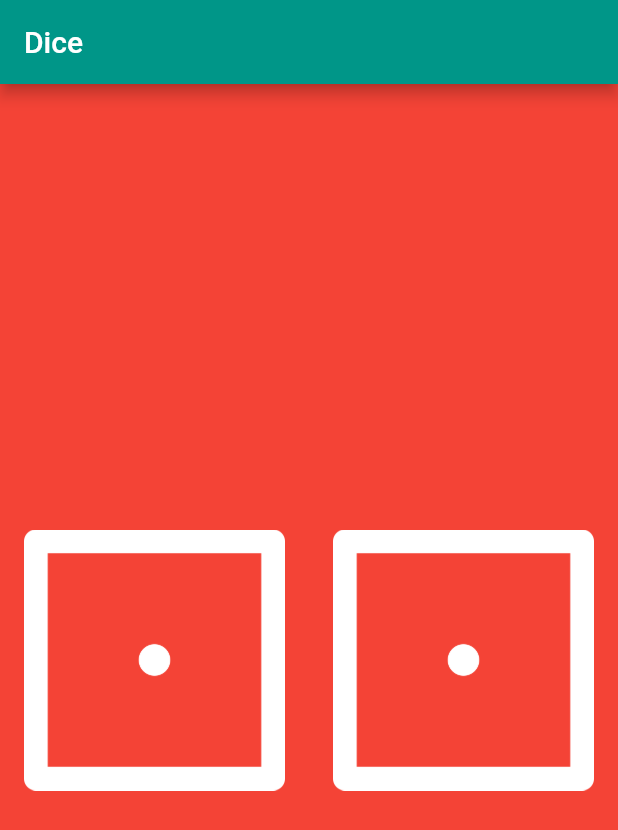
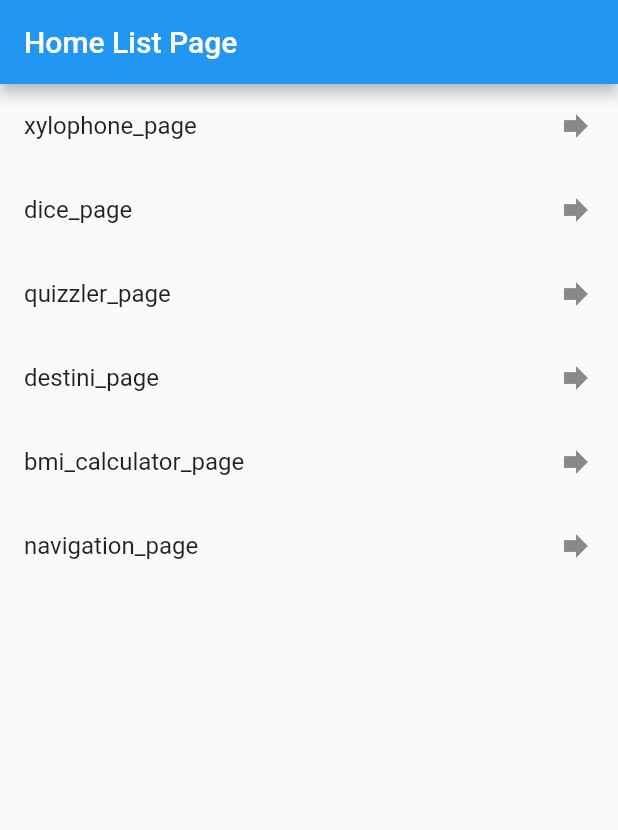
Before and after one commit to show111-zz/udemy_flutter_bootcamp, a Flutter app: the screen it shows after launch, on a phone screen of 412 x 824 dp. Shown: the top 830 px of the screen. Run offline on Flutter 3.47's test engine with Material 2 defaults, Android fonts, the light colour scheme and no system bars; our stand-ins replace audioplayers, font_awesome_flutter, rflutter_alert.

Commit message:
readjusted the whole ui and finished bmi

```diff
--- /dev/null
+++ b/lib/calculator/calculator_brain.dart
@@ -0,0 +1,36 @@
+import 'dart:math';
+
+class CalculatorBrain {
+  CalculatorBrain({this.height, this.weight});
+
+  final int height;
+  final int weight;
+
+  double _bmi;
+
+  String calculateBMI() {
+     _bmi = weight / pow(height / 100, 2);
+    return _bmi.toStringAsFixed(1);
+  }
+
+  String getResult(){
+     if(_bmi >= 25){
+        return 'Overweight';
+     }else if(_bmi > 18.5){
+        return 'Normal';
+     }else{
+        return 'Underweight';
+     }
+  }
+
+  String getInterpretation(){
+    if(_bmi >= 25){
+      return 'You have a higher than normal body weight. Try to exercise more.';
+    }else if(_bmi > 18.5){
+      return 'You have a normal body weight. Good job.';
+    }else{
+      return 'You have a lower than normal body weight. You can eat a bit more.';
+    }
+  }
+
+}
--- a/lib/calculator/icon_content.dart
+++ b/lib/calculator/components/icon_content.dart
@@ -1,5 +1,5 @@
 import 'package:flutter/material.dart';
-import 'constants.dart';
+import '../constants.dart';
 
 
 class IconContent extends StatelessWidget {
--- a/lib/calculator/bmi_calculator.dart
+++ b/lib/calculator/screens/bmi_calculator.dart
@@ -1,9 +1,5 @@
 import 'package:flutter/material.dart';
-
 import 'input_page.dart';
-
-
-void main() => runApp(BMICalculator());
 
 class BMICalculator extends StatelessWidget {
   @override
--- a/lib/destini/main.dart
+++ b/lib/destini/destini_page.dart
@@ -2,9 +2,7 @@
 
 //TODO: Step 15 - Run the app and see if you can see the screen update with the first story. Delete this TODO if it looks as you expected.
 
-void main() => runApp(Destini());
-
-class Destini extends StatelessWidget {
+class DestiniPage extends StatelessWidget {
   Widget build(BuildContext context) {
     return MaterialApp(
       theme: ThemeData.dark(),
--- a/lib/ball_page.dart
+++ b/lib/dice/ball_page.dart
@@ -1,11 +1,5 @@
 import 'dart:math';
 import 'package:flutter/material.dart';
-
-void main() => runApp(
-      MaterialApp(
-        home: BallPage(),
-      ),
-    );
 
 class BallPage extends StatelessWidget {
   @override
--- /dev/null
+++ b/lib/home.dart
@@ -0,0 +1,46 @@
+import 'package:flutter/material.dart';
+import 'package:udemy_flutter_bootcamp/xylophone/XylophoneApp.dart';
+import 'package:udemy_flutter_bootcamp/dice/dice_page.dart';
+import 'package:udemy_flutter_bootcamp/quizzler/Quizzler.dart';
+import 'calculator/screens/bmi_calculator.dart';
+import 'destini/destini_page.dart';
+import 'navigation/navigation_page.dart';
+
+void main() => runApp(HomePage());
+
+class HomePage extends StatelessWidget {
+  @override
+  Widget build(BuildContext context) {
+    return MaterialApp(
+      title: 'home list page',
+      routes: {
+        '/xylophone_page': (context) => XylophoneApp(),
+        '/dice_page': (context) => DicePage(),
+        '/quizzler_page': (context) => Quizzler(),
+        '/destini_page': (context) => DestiniPage(),
+        '/bmi_calculator_page': (context) => BMICalculator(),
+        '/navigation_page': (context) => NavigationPage(),
+      },
+      home: HomeListPage(),
+    );
+  }
+}
+
+class HomeListPage extends StatelessWidget {
+  @override
+  Widget build(BuildContext context) {
+    return Scaffold(
+      appBar: AppBar(title: Text('Home List Page'),),
+      body: ListView(
+        children: <Widget>[
+          ListTile(title: Text('xylophone_page'),trailing: Icon(Icons.forward), onTap: (){ Navigator.pushNamed(context, '/xylophone_page'); },),
+          ListTile(title: Text('dice_page'),trailing: Icon(Icons.forward), onTap: (){ Navigator.pushNamed(context, '/dice_page'); },),
+          ListTile(title: Text('quizzler_page'),trailing: Icon(Icons.forward), onTap: (){ Navigator.pushNamed(context, '/quizzler_page'); },),
+          ListTile(title: Text('destini_page'),trailing: Icon(Icons.forward), onTap: (){ Navigator.pushNamed(context, '/destini_page'); },),
+          ListTile(title: Text('bmi_calculator_page'),trailing: Icon(Icons.forward), onTap: (){ Navigator.pushNamed(context, '/bmi_calculator_page'); },),
+          ListTile(title: Text('navigation_page'),trailing: Icon(Icons.forward), onTap: (){ Navigator.pushNamed(context, '/navigation_page'); },),
+        ],
+      ),
+    );
+  }
+}
--- a/lib/quizzler/Quizzler.dart
+++ b/lib/quizzler/Quizzler.dart
@@ -1,8 +1,6 @@
 import 'package:flutter/material.dart';
 import 'package:udemy_flutter_bootcamp/quizzler/QuizBrain.dart';
 import 'package:rflutter_alert/rflutter_alert.dart';
-
-void main() => runApp(Quizzler());
 
 class Quizzler extends StatelessWidget {
   @override
--- a/lib/XylophoneApp.dart
+++ b/lib/xylophone/XylophoneApp.dart
@@ -1,7 +1,5 @@
 import 'package:flutter/material.dart';
 import 'package:audioplayers/audio_cache.dart';
-
-void main() => runApp(XylophoneApp());
 
 class XylophoneApp extends StatelessWidget {
 
```
Also changed, not shown: lib/calculator/components/bottom_button.dart (added, +25 -0 lines), lib/calculator/components/round_icon_button.dart (added, +26 -0 lines), lib/calculator/constants.dart (+10 -0 lines), lib/calculator/screens/input_page.dart (renamed from lib/calculator/input_page.dart, +19 -40 lines), lib/calculator/screens/results_page.dart (added, +60 -0 lines), lib/dice/dice_page.dart (renamed from lib/main.dart, +0 -13 lines), lib/navigation/navigation_page.dart (added, +19 -0 lines), lib/navigation/screen0.dart (added, +35 -0 lines), lib/navigation/screen1.dart (added, +25 -0 lines), lib/navigation/screen2.dart (added, +22 -0 lines), lib/calculator/components/reusable_card.dart (renamed from lib/calculator/reusable_card.dart), 1 other file.
